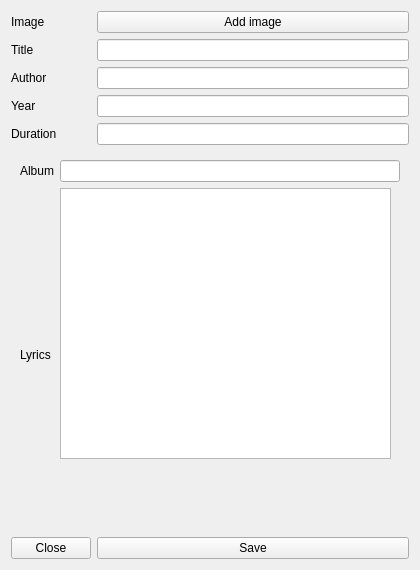
Old version of the form src/view/mediaeditor.ui in the repository Mario1535/PaoProject.
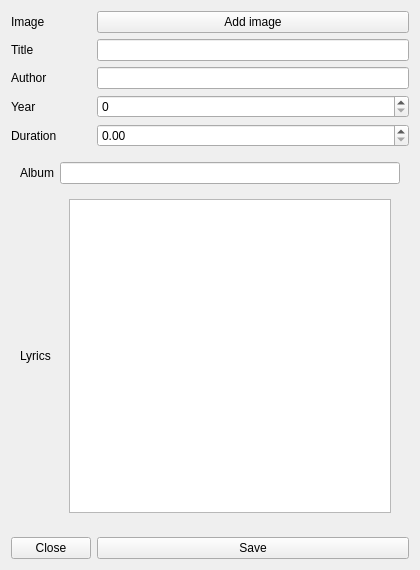
New version of the form. The open tabs and pages were chosen to show the change.

Diff of the .ui file:
```diff
--- a/src/view/mediaeditor.ui
+++ b/src/view/mediaeditor.ui
@@ -39,9 +39,6 @@
      </property>
     </widget>
    </item>
-   <item row="4" column="1">
-    <widget class="QLineEdit" name="durationLine"/>
-   </item>
    <item row="0" column="0">
     <widget class="QLabel" name="photoLabel">
      <property name="text">
@@ -90,9 +87,6 @@
      </property>
     </widget>
    </item>
-   <item row="3" column="1">
-    <widget class="QLineEdit" name="yearLine"/>
-   </item>
    <item row="2" column="0">
     <widget class="QLabel" name="authorLabel">
      <property name="text">
@@ -167,16 +161,11 @@
        </item>
        <item row="1" column="1">
         <widget class="QWidget" name="widget_2" native="true">
-         <widget class="QTextEdit" name="lyricsText">
-          <property name="geometry">
-           <rect>
-            <x>0</x>
-            <y>0</y>
-            <width>331</width>
-            <height>271</height>
-           </rect>
-          </property>
-         </widget>
+         <layout class="QVBoxLayout" name="verticalLayout_2">
+          <item>
+           <widget class="QTextEdit" name="lyricsText"/>
+          </item>
+         </layout>
         </widget>
        </item>
       </layout>
@@ -220,6 +209,20 @@
      </widget>
     </widget>
    </item>
+   <item row="3" column="1">
+    <widget class="QSpinBox" name="yearLine">
+     <property name="maximum">
+      <number>9999</number>
+     </property>
+    </widget>
+   </item>
+   <item row="4" column="1">
+    <widget class="QDoubleSpinBox" name="durationLine">
+     <property name="maximum">
+      <double>999.990000000000009</double>
+     </property>
+    </widget>
+   </item>
   </layout>
  </widget>
  <resources/>
```
Left out of the diff: 17 changed lines with no effect on the pictures.
